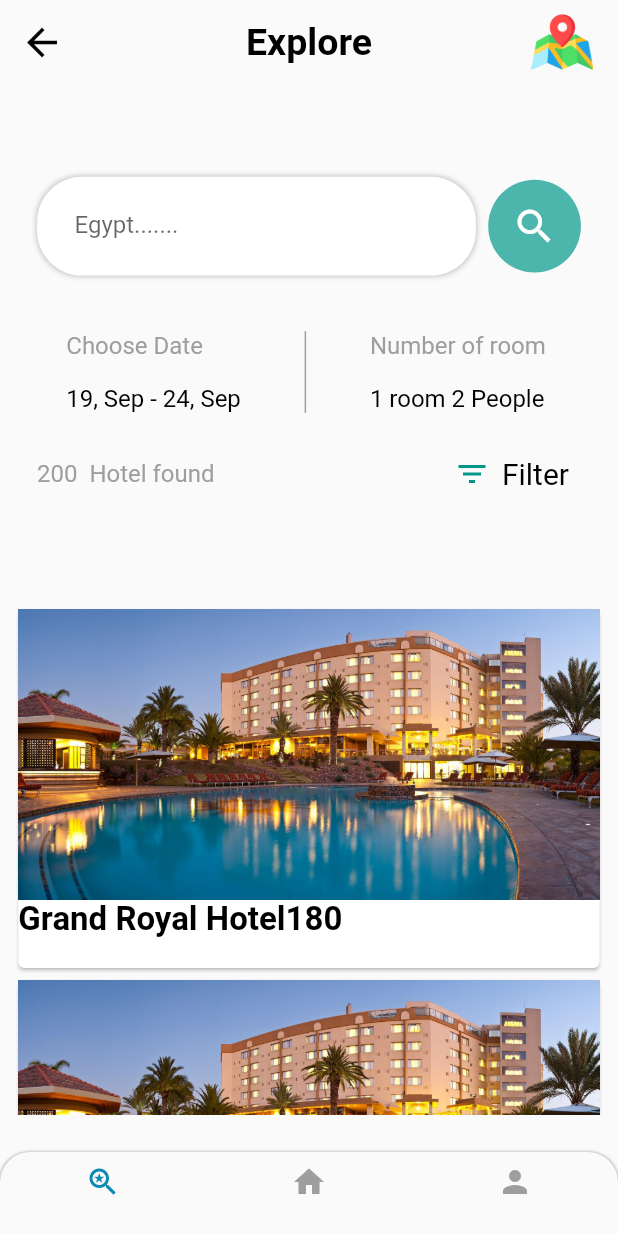
After one commit to EbtisamAshraf/booking_app_internship_algoriza, a Flutter app: the screen it shows after launch, on a phone screen of 412 x 824 dp. The commit adds this screen. Run offline on Flutter 3.47's test engine with Material 2 defaults, Android fonts, the phone set to English and light mode, and no system bars; our stand-ins replace bloc, dartz, dio, equatable, flutter_bloc, flutter_spinkit and 4 more; missing offline and left inert: auto_divider.

Commit message:
"explore screen"

```diff
--- a/lib/config/routes/app_routes.dart
+++ b/lib/config/routes/app_routes.dart
@@ -1,17 +1,16 @@
 import 'package:booking_app_internship_algoriza/core/utils/app_strings.dart';
 import 'package:booking_app_internship_algoriza/features/authentication/presentation/screens/login_screen.dart';
 import 'package:booking_app_internship_algoriza/features/authentication/presentation/screens/register_screen.dart';
+import 'package:booking_app_internship_algoriza/features/hotels/presentation/screens/explore_screen.dart';
 import 'package:booking_app_internship_algoriza/features/hotels/presentation/screens/main_screen.dart';
 import 'package:booking_app_internship_algoriza/main.dart';
 import 'package:flutter/material.dart';
 
-
 class Routes {
-
   static const String init = '/';
   static const String loginScreenRoute = "/login";
   static const String registerScreenRoute = "/register";
-
+  static const String exploreScreen = '/explore_screen';
 }
 
 class RouteGenerator {
@@ -19,13 +18,16 @@ class RouteGenerator {
     switch (settings.name) {
       case Routes.init:
         return MaterialPageRoute(
-          builder: (_) =>  const MainScreen(),
+          builder: (_) => const MainScreen(),
         );
       case Routes.loginScreenRoute:
-        return MaterialPageRoute(builder: (_) =>  LoginScreen());
+        return MaterialPageRoute(builder: (_) => LoginScreen());
 
       case Routes.registerScreenRoute:
-        return MaterialPageRoute(builder: (_) =>   RegisterScreen());
+        return MaterialPageRoute(builder: (_) => RegisterScreen());
+
+      case Routes.exploreScreen:
+        return MaterialPageRoute(builder: (_) => const ExploreScreen());
 
       default:
         return unDefinedRoute();
--- a/lib/config/themes/app_theme.dart
+++ b/lib/config/themes/app_theme.dart
@@ -10,11 +10,13 @@ ThemeData appTheme() {
           centerTitle: true,
           backgroundColor: Colors.transparent,
           elevation: 0.0,
-          titleTextStyle: TextStyle(color: Colors.black , fontSize: 18)),
+          titleTextStyle: TextStyle(color: Colors.black , fontSize: 25,fontWeight: FontWeight.bold)),
       textTheme: const TextTheme(
           bodyLarge: TextStyle(
-              color: Colors.white, fontSize: 22, fontWeight: FontWeight.bold),
-      displaySmall:  TextStyle(fontSize: 16),
+              color: Colors.black, fontSize: 22, fontWeight: FontWeight.bold),
+      displaySmall:  TextStyle(fontSize: 16,color: Colors.grey),
+      bodySmall: TextStyle(fontSize: 16,color: Colors.black),
+      bodyMedium: TextStyle(fontSize: 20,color: Colors.black),
       displayMedium:  TextStyle(fontSize: 20 , fontWeight: FontWeight.bold),
       headlineLarge:   TextStyle(fontSize: 30) ),
   );
--- /dev/null
+++ b/lib/core/widgets/custom_search_form.dart
@@ -0,0 +1,46 @@
+import 'package:flutter/material.dart';
+import 'package:flutter/src/foundation/key.dart';
+import 'package:flutter/src/widgets/framework.dart';
+
+class CustomSearchForm extends StatelessWidget {
+  const CustomSearchForm({Key? key, required this.hint, this.textController}) : super(key: key);
+
+  final String hint;
+  final TextEditingController? textController;
+
+  @override
+  Widget build(BuildContext context) {
+    double height = MediaQuery.of(context).size.height;
+    double width = MediaQuery.of(context).size.width;
+    return  Container(
+      margin: EdgeInsets.only(right: height * 0.01),
+          width: width * 0.1,
+          height: height * 0.08,
+          decoration: BoxDecoration(borderRadius:const BorderRadius.all(Radius.circular(30),),
+           boxShadow: [
+      BoxShadow(
+        color: Colors.grey.withOpacity(0.5),
+        spreadRadius: 1,
+        blurRadius: 2,
+        blurStyle: BlurStyle.normal,
+      ),
+    ],
+          ),
+          child: TextFormField(
+
+            controller: textController,
+            decoration: InputDecoration(
+
+              hintText: hint,
+              contentPadding:const EdgeInsets.fromLTRB(25, 25, 0, 25),
+              border: OutlineInputBorder(
+                borderRadius: BorderRadius.circular(30),
+                borderSide: BorderSide.none
+              ),
+              filled: true,
+              fillColor: Colors.white,
+            ),
+          ),
+        );
+  }
+}
--- /dev/null
+++ b/lib/core/widgets/hotel_explore_item.dart
@@ -0,0 +1,35 @@
+import 'package:booking_app_internship_algoriza/config/themes/app_theme.dart';
+import 'package:flutter/cupertino.dart';
+import 'package:flutter/material.dart';
+import 'package:flutter/src/foundation/key.dart';
+import 'package:flutter/src/widgets/framework.dart';
+
+class HotelExploreItem extends StatelessWidget {
+  const HotelExploreItem({Key? key}) : super(key: key);
+
+  @override
+  Widget build(BuildContext context) {
+    double height = MediaQuery.of(context).size.height;
+    double width = MediaQuery.of(context).size.width;
+    return Container(
+      height: height * 0.3,
+      width: width ,
+      decoration: BoxDecoration(
+        borderRadius: BorderRadius.circular(25),
+      ),
+      child: Card(
+        child: Column(
+          children: [
+            Image.asset('assets/images/hotel.jpg',width: width,fit: BoxFit.fill),
+            Row(
+              children: [
+                Text('Grand Royal Hotel',style: Theme.of(context).textTheme.bodyLarge,),
+                Text("180", style: Theme.of(context).textTheme.bodyLarge,)
+              ],
+            )
+          ],
+        ),
+      ),
+    );
+  }
+}
--- /dev/null
+++ b/lib/core/widgets/sliver_appbar.dart
@@ -0,0 +1,79 @@
+import 'package:booking_app_internship_algoriza/core/widgets/custom_search_form.dart';
+import 'package:booking_app_internship_algoriza/core/widgets/custom_text_form_field.dart';
+import 'package:flutter/cupertino.dart';
+import 'package:flutter/material.dart';
+import 'package:auto_divider/auto_divider.dart';
+import 'package:flutter/src/foundation/key.dart';
+import 'package:flutter/src/widgets/framework.dart';
+
+class SliverAppbar extends StatelessWidget {
+  const SliverAppbar({Key? key}) : super(key: key);
+
+  @override
+  Widget build(BuildContext context) {
+     double height = MediaQuery.of(context).size.height;
+    double width = MediaQuery.of(context).size.width;
+    return Padding(
+      padding: EdgeInsets.all(height * 0.02),
+      child: Column(
+        crossAxisAlignment: CrossAxisAlignment.center,
+        children: [
+          Row(
+            mainAxisAlignment: MainAxisAlignment.spaceAround,
+            children: [
+            const Expanded(child: CustomSearchForm(hint: 'Egypt.......')),
+              Container(
+                height: height * 0.15,
+                width: width * 0.15,
+                decoration: BoxDecoration(
+                 shape: BoxShape.circle,
+                 color: Colors.teal.shade300,
+                ),
+                child: IconButton(onPressed: (){}, icon:const Icon(Icons.search,size: 30,color: Colors.white,)),
+              )
+            ],
+          ),
+          SizedBox(height: height * 0.01,),
+          IntrinsicHeight(
+            child: Row(
+              mainAxisAlignment: MainAxisAlignment.spaceAround,
+              children: [
+                Column(
+                  crossAxisAlignment: CrossAxisAlignment.start,
+                  children: [
+                    Text('Choose Date',style: Theme.of(context).textTheme.displaySmall,),
+                    SizedBox(height: height * 0.02,),
+                    Text('19, Sep - 24, Sep',style: Theme.of(context).textTheme.bodySmall,)
+                  ],
+                ),
+                 VerticalDivider(
+                  thickness: 1,
+                  width: width * 0.02,
+                  color: Colors.grey,
+                 ),
+                Column(
+                  crossAxisAlignment: CrossAxisAlignment.start,
+                  children: [
+                    Text('Number of room ',style: Theme.of(context).textTheme.displaySmall,),
+                    SizedBox(height: height * 0.02,),
+                    Text('1 room 2 People',style: Theme.of(context).textTheme.bodySmall,)
+                  ],
+                ),
+              ],
+            ),
+          ),
+          SizedBox(height: height * 0.02,),
+          Row(
+            mainAxisAlignment: MainAxisAlignment.spaceBetween,
+            children: [
+              Text('200  Hotel found',style: Theme.of(context).textTheme.displaySmall,),
+              TextButton.icon(onPressed: (){},
+              icon: const Icon(Icons.filter_list,color: Colors.teal,),
+              label: Text('Filter',style: Theme.of(context).textTheme.bodyMedium,)),
+            ],
+          ),
+        ],
+      ),
+    );
+  }
+}
--- /dev/null
+++ b/lib/features/hotels/presentation/screens/explore_screen.dart
@@ -0,0 +1,59 @@
+import 'package:booking_app_internship_algoriza/core/widgets/hotel_explore_item.dart';
+import 'package:booking_app_internship_algoriza/core/widgets/sliver_appbar.dart';
+import 'package:flutter/material.dart';
+import 'package:flutter/src/foundation/key.dart';
+import 'package:flutter/src/widgets/framework.dart';
+
+class ExploreScreen extends StatelessWidget {
+  const ExploreScreen({Key? key}) : super(key: key);
+
+  @override
+  Widget build(BuildContext context) {
+    double height = MediaQuery.of(context).size.height;
+    double width = MediaQuery.of(context).size.width;
+    return Scaffold(
+      appBar: AppBar(
+        title: Text(
+          'Explore',
+          style: Theme.of(context).appBarTheme.titleTextStyle,
+        ),
+        actions: [
+          InkWell(
+              onTap: (() {}),
+              child: Padding(
+                padding: EdgeInsets.only(right: height * 0.02),
+                child: Image.asset(
+                  'assets/images/map.png',
+                  width: width * 0.1,
+                ),
+              ))
+        ],
+        leading: const Icon(Icons.arrow_back, color: Colors.black, size: 30),
+      ),
+      body: Padding(
+        padding: EdgeInsets.fromLTRB(
+            height * 0.01, height * 0.02, height * 0.01, height * 0.03),
+        child: CustomScrollView(
+          slivers: [
+            SliverAppBar(
+              pinned: true,
+              expandedHeight: height * 0.4,
+              flexibleSpace: FlexibleSpaceBar(
+                background: SliverAppbar(),
+              ),
+            ),
+            SliverList(
+                delegate: SliverChildListDelegate([
+              ListView.builder(
+                shrinkWrap: true,
+                itemCount: 10,
+                itemBuilder: (context, index) {
+                return HotelExploreItem();
+              }),
+            ]))
+          ],
+        ),
+      ),
+    );
+  }
+}
--- a/lib/features/hotels/presentation/screens/main_screen.dart
+++ b/lib/features/hotels/presentation/screens/main_screen.dart
@@ -1,4 +1,5 @@
 import 'package:booking_app_internship_algoriza/core/utils/app_colors.dart';
+import 'package:booking_app_internship_algoriza/features/hotels/presentation/screens/explore_screen.dart';
 import 'package:flutter/material.dart';
 
 
@@ -15,7 +16,7 @@ class _MainScreenState extends State<MainScreen> {
   int currentIndexScreen = 0;
 
   List<Widget> screens = [
-    Container(),
+   const ExploreScreen(),
     Container(),
     Container(),
   ];
```
Also changed, not shown: pubspec.yaml (+12 -18 lines), assets/images/hotel.jpg (added), assets/images/map.png (added), pubspec.lock.
